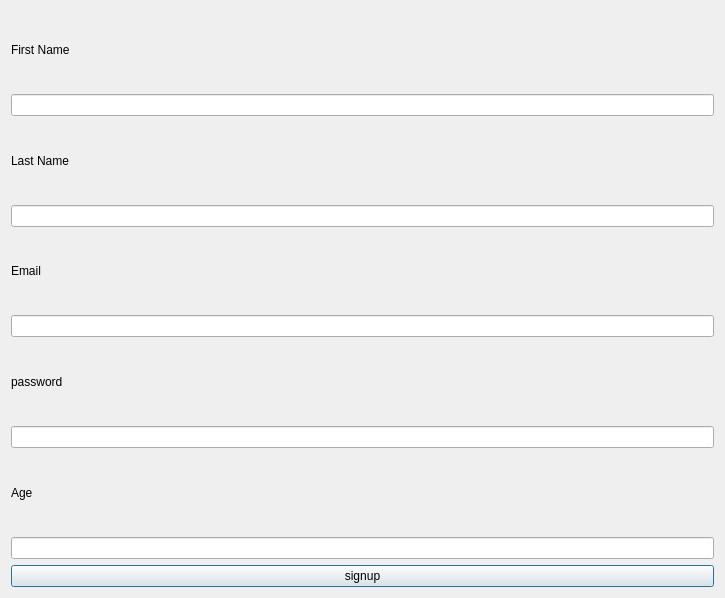
First picture: the form in Minor project - Copy/Minor/project/signup.ui, repository rishabhs-s/Minor, before the edit.
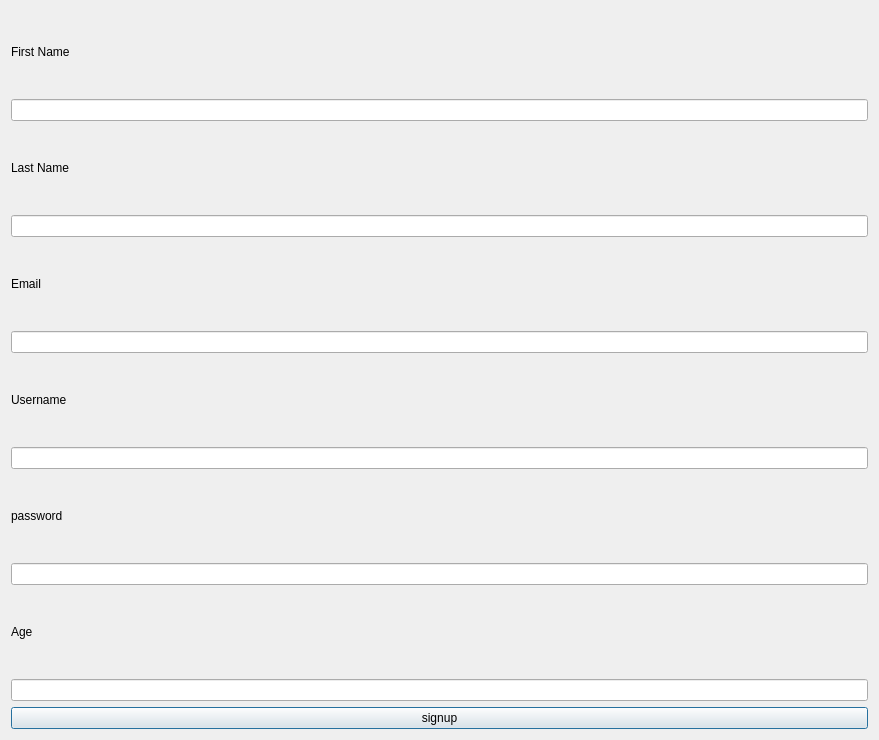
Second picture: the form after the edit.

Commit message: medical form added

Diff of the .ui file:
```diff
--- a/Minor project - Copy/Minor/project/signup.ui
+++ b/Minor project - Copy/Minor/project/signup.ui
@@ -6,8 +6,8 @@
    <rect>
     <x>0</x>
     <y>0</y>
-    <width>725</width>
-    <height>598</height>
+    <width>879</width>
+    <height>740</height>
    </rect>
   </property>
   <property name="windowTitle">
@@ -47,6 +47,16 @@
    <item>
     <widget class="QLineEdit" name="email"/>
    </item>
+   <item>
+    <widget class="QLabel" name="label_6">
+     <property name="text">
+      <string>Username</string>
+     </property>
+    </widget>
+   </item>
+   <item>
+    <widget class="QLineEdit" name="username"/>
+   </item>
    <item>
     <widget class="QLabel" name="label_4">
      <property name="text">
```
The commit also changes 7 other files.
